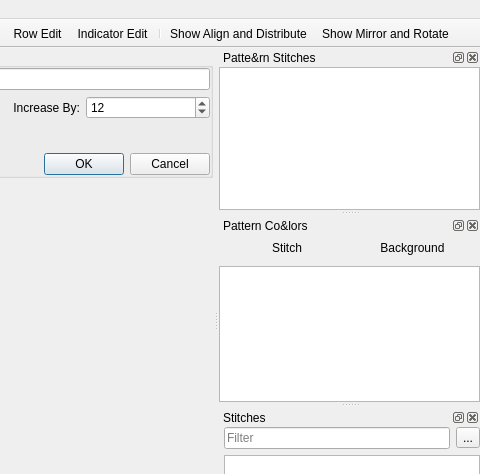
Qt form src/mainwindow.ui (iPenguin/CrochetCharts) before a commit; both pictures show x 565 to 1045 and y 0 to 474 of the 1045 by 592 pixel window.
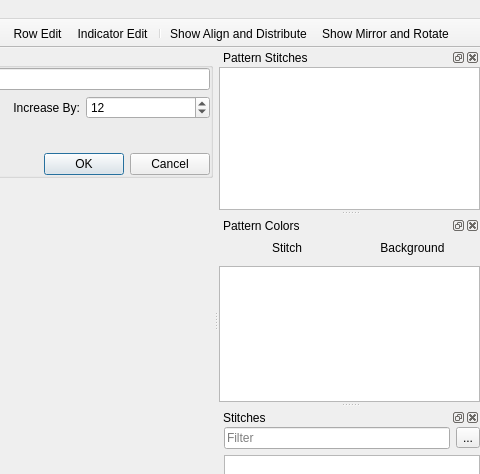
The same form after that commit. Icons and pictures are not drawn. Custom widgets are drawn as their Qt base class.

Patch:
```diff
--- a/src/mainwindow.ui
+++ b/src/mainwindow.ui
@@ -449,7 +449,7 @@
   </widget>
   <widget class="QDockWidget" name="patternStitchesDock">
    <property name="windowTitle">
-    <string>Patte&amp;rn Stitches</string>
+    <string>Pattern Stitches</string>
    </property>
    <attribute name="dockWidgetArea">
     <number>2</number>
@@ -519,7 +519,7 @@
   </widget>
   <widget class="QDockWidget" name="patternColorsDock">
    <property name="windowTitle">
-    <string>Pattern Co&amp;lors</string>
+    <string>Pattern Colors</string>
    </property>
    <attribute name="dockWidgetArea">
     <number>2</number>
```
Left out of the diff: 46 changed lines with no effect on the pictures.
